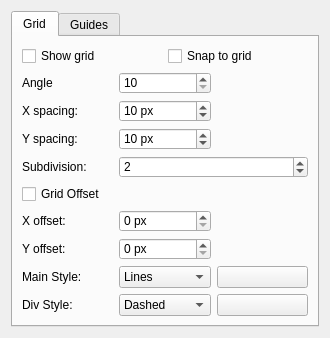
Qt form plugins/dockers/griddocker/grid_config_widget.ui (KDE/krita) before a commit.
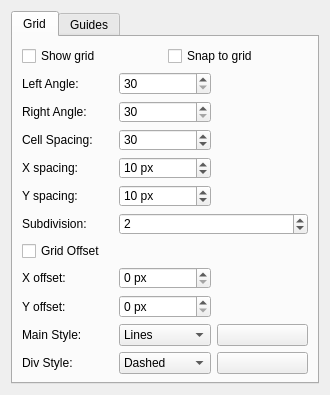
The same form after that commit. Custom widgets are drawn as their Qt base class.

Commit message: add another angle decoration to make it isometric. add a couple more properties to the config and gui. need to style up the GUI better now and do some clean up

The edit to the form file:
```diff
--- a/plugins/dockers/griddocker/grid_config_widget.ui
+++ b/plugins/dockers/griddocker/grid_config_widget.ui
@@ -7,7 +7,7 @@
     <x>0</x>
     <y>0</y>
     <width>330</width>
-    <height>338</height>
+    <height>395</height>
    </rect>
   </property>
   <property name="minimumSize">
@@ -53,7 +53,7 @@
        </item>
        <item>
         <layout class="QGridLayout" name="gridLayout_2">
-         <item row="8" column="0">
+         <item row="10" column="0">
           <widget class="QLabel" name="lblSubdivisionStyle">
            <property name="sizePolicy">
             <sizepolicy hsizetype="Minimum" vsizetype="Preferred">
@@ -69,7 +69,23 @@
            </property>
           </widget>
          </item>
-         <item row="1" column="0">
+         <item row="0" column="1">
+          <widget class="QSpinBox" name="angleLeftSpinbox">
+           <property name="minimum">
+            <number>30</number>
+           </property>
+           <property name="maximum">
+            <number>60</number>
+           </property>
+           <property name="singleStep">
+            <number>1</number>
+           </property>
+           <property name="value">
+            <number>30</number>
+           </property>
+          </widget>
+         </item>
+         <item row="3" column="0">
           <widget class="QLabel" name="lblXSpacing">
            <property name="sizePolicy">
             <sizepolicy hsizetype="Minimum" vsizetype="Preferred">
@@ -82,7 +98,7 @@
            </property>
           </widget>
          </item>
-         <item row="1" column="1">
+         <item row="3" column="1">
           <widget class="KisIntParseSpinBox" name="intHSpacing">
            <property name="suffix">
             <string> px</string>
@@ -98,10 +114,10 @@
            </property>
           </widget>
          </item>
-         <item row="1" column="2" rowspan="2">
+         <item row="3" column="2" rowspan="2">
           <widget class="KoAspectButton" name="spacingAspectButton" native="true"/>
          </item>
-         <item row="2" column="0">
+         <item row="4" column="0">
           <widget class="QLabel" name="lblYSpacing">
            <property name="sizePolicy">
             <sizepolicy hsizetype="Minimum" vsizetype="Preferred">
@@ -114,7 +130,7 @@
            </property>
           </widget>
          </item>
-         <item row="2" column="1">
+         <item row="4" column="1">
           <widget class="KisIntParseSpinBox" name="intVSpacing">
            <property name="suffix">
             <string> px</string>
@@ -130,14 +146,14 @@
            </property>
           </widget>
          </item>
-         <item row="3" column="0">
+         <item row="5" column="0">
           <widget class="QLabel" name="lblSubdivision">
            <property name="text">
             <string>Subdivision:</string>
            </property>
           </widget>
          </item>
-         <item row="3" column="1" colspan="2">
+         <item row="5" column="1" colspan="2">
           <widget class="KisIntParseSpinBox" name="intSubdivision">
            <property name="minimum">
             <number>1</number>
@@ -150,7 +166,7 @@
            </property>
           </widget>
          </item>
-         <item row="4" column="0" colspan="3">
+         <item row="6" column="0" colspan="3">
           <widget class="QCheckBox" name="chkOffset">
            <property name="text">
             <string>Grid Offset</string>
@@ -160,7 +176,7 @@
            </property>
           </widget>
          </item>
-         <item row="5" column="0">
+         <item row="7" column="0">
           <widget class="QLabel" name="lblXOffset">
            <property name="sizePolicy">
             <sizepolicy hsizetype="Minimum" vsizetype="Preferred">
@@ -173,7 +189,7 @@
            </property>
           </widget>
          </item>
-         <item row="5" column="1">
+         <item row="7" column="1">
           <widget class="KisIntParseSpinBox" name="intXOffset">
            <property name="suffix">
             <string> px</string>
@@ -186,10 +202,10 @@
            </property>
           </widget>
          </item>
-         <item row="5" column="2" rowspan="2">
+         <item row="7" column="2" rowspan="2">
           <widget class="KoAspectButton" name="offsetAspectButton" native="true"/>
          </item>
-         <item row="6" column="0">
+         <item row="8" column="0">
           <widget class="QLabel" name="lblYOffset">
            <property name="sizePolicy">
             <sizepolicy hsizetype="Minimum" vsizetype="Preferred">
@@ -202,7 +218,7 @@
            </property>
           </widget>
          </item>
-         <item row="6" column="1">
+         <item row="8" column="1">
           <widget class="KisIntParseSpinBox" name="intYOffset">
            <property name="suffix">
             <string> px</string>
@@ -215,7 +231,7 @@
            </property>
           </widget>
          </item>
-         <item row="7" column="0">
+         <item row="9" column="0">
           <widget class="QLabel" name="lblMainStyle">
            <property name="sizePolicy">
             <sizepolicy hsizetype="Minimum" vsizetype="Preferred">
@@ -231,7 +247,7 @@
            </property>
           </widget>
          </item>
-         <item row="7" column="1" colspan="2">
+         <item row="9" column="1" colspan="2">
           <layout class="QHBoxLayout" name="horizontalLayout_4">
            <item>
             <widget class="KComboBox" name="selectMainStyle">
@@ -276,7 +292,7 @@
            </item>
           </layout>
          </item>
-         <item row="8" column="1" colspan="2">
+         <item row="10" column="1" colspan="2">
           <layout class="QHBoxLayout" name="horizontalLayout_3">
            <item>
             <widget class="KComboBox" name="selectSubdivisionStyle">
@@ -338,23 +354,47 @@
          <item row="0" column="0">
           <widget class="QLabel" name="label">
            <property name="text">
-            <string>Angle</string>
+            <string>Left Angle:</string>
            </property>
           </widget>
          </item>
-         <item row="0" column="1">
-          <widget class="QSpinBox" name="angleSpinbox">
+         <item row="1" column="0">
+          <widget class="QLabel" name="label_2">
+           <property name="text">
+            <string>Right Angle:</string>
+           </property>
+          </widget>
+         </item>
+         <item row="1" column="1">
+          <widget class="QSpinBox" name="angleRightSpinbox">
            <property name="minimum">
-            <number>10</number>
+            <number>30</number>
            </property>
            <property name="maximum">
             <number>60</number>
            </property>
-           <property name="singleStep">
-            <number>1</number>
+          </widget>
+         </item>
+         <item row="2" column="0">
+          <widget class="QLabel" name="label_3">
+           <property name="text">
+            <string>Cell Spacing:</string>
+           </property>
+          </widget>
+         </item>
+         <item row="2" column="1">
+          <widget class="QSpinBox" name="cellSpacingSpinbox">
+           <property name="suffix">
+            <string/>
+           </property>
+           <property name="minimum">
+            <number>10</number>
+           </property>
+           <property name="maximum">
+            <number>1000</number>
            </property>
            <property name="value">
-            <number>10</number>
+            <number>30</number>
            </property>
           </widget>
          </item>
```
The commit also changes 4 other files.
